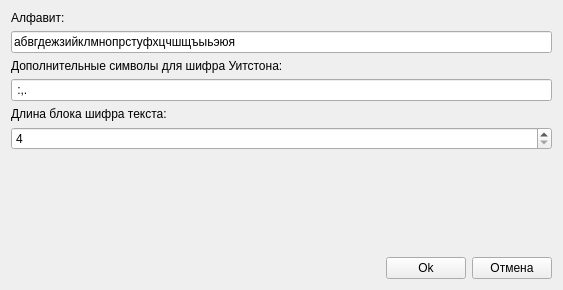
smarttowel/crypto, file settingsdialog.ui: the form before one commit.
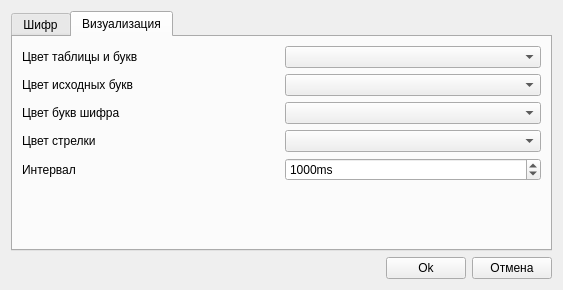
The form after the commit. The open tabs and pages were chosen to show the change.

Commit message: Added in settings dialog ability for choose colors visualization

Patch:
```diff
--- a/settingsdialog.ui
+++ b/settingsdialog.ui
@@ -13,7 +13,17 @@
   <property name="windowTitle">
    <string>Настройки</string>
   </property>
-  <layout class="QHBoxLayout" name="horizontalLayout">
+  <layout class="QVBoxLayout" name="verticalLayout_2">
+   <item>
+    <widget class="QTabWidget" name="tabWidget">
+     <property name="currentIndex">
+      <number>0</number>
+     </property>
+     <widget class="QWidget" name="tab">
+      <attribute name="title">
+       <string>Шифр</string>
+      </attribute>
+      <layout class="QHBoxLayout" name="horizontalLayout_3">
    <item>
     <layout class="QVBoxLayout" name="verticalLayout">
      <item>
@@ -26,7 +36,7 @@
      <item>
       <widget class="QLineEdit" name="alphabetLineEdit">
        <property name="text">
-        <string>абвгдежзийклмнопрстуфхцчшщъыьэюя</string>
+            <string/>
        </property>
       </widget>
      </item>
@@ -40,7 +50,7 @@
      <item>
       <widget class="QLineEdit" name="extAlphabetLineEdit">
        <property name="text">
-        <string> :,.</string>
+            <string/>
        </property>
       </widget>
      </item>
@@ -81,6 +91,122 @@
        </property>
       </widget>
      </item>
+        </layout>
+       </item>
+      </layout>
+     </widget>
+     <widget class="QWidget" name="tab_2">
+      <attribute name="title">
+       <string>Визуализация</string>
+      </attribute>
+      <layout class="QVBoxLayout" name="verticalLayout_4">
+       <item>
+        <layout class="QVBoxLayout" name="verticalLayout_3">
+         <item>
+          <layout class="QHBoxLayout" name="horizontalLayout_6">
+           <item>
+            <widget class="QLabel" name="label_4">
+             <property name="text">
+              <string>Цвет таблицы и букв</string>
+             </property>
+            </widget>
+           </item>
+           <item>
+            <widget class="QComboBox" name="tableColorComboBox"/>
+           </item>
+          </layout>
+         </item>
+         <item>
+          <layout class="QHBoxLayout" name="horizontalLayout_5">
+           <item>
+            <widget class="QLabel" name="label_5">
+             <property name="text">
+              <string>Цвет исходных букв</string>
+             </property>
+            </widget>
+           </item>
+           <item>
+            <widget class="QComboBox" name="inCharsColorComboBox"/>
+           </item>
+          </layout>
+         </item>
+         <item>
+          <layout class="QHBoxLayout" name="horizontalLayout_4">
+           <item>
+            <widget class="QLabel" name="label_6">
+             <property name="text">
+              <string>Цвет букв шифра</string>
+             </property>
+            </widget>
+           </item>
+           <item>
+            <widget class="QComboBox" name="outCharsColorComboBox"/>
+           </item>
+          </layout>
+         </item>
+         <item>
+          <layout class="QHBoxLayout" name="horizontalLayout">
+           <item>
+            <widget class="QLabel" name="label_7">
+             <property name="text">
+              <string>Цвет стрелки</string>
+             </property>
+            </widget>
+           </item>
+           <item>
+            <widget class="QComboBox" name="ArrowColorComboBox"/>
+           </item>
+          </layout>
+         </item>
+         <item>
+          <layout class="QHBoxLayout" name="horizontalLayout_8">
+           <item>
+            <widget class="QLabel" name="label_8">
+             <property name="text">
+              <string>Интервал</string>
+             </property>
+            </widget>
+           </item>
+           <item>
+            <widget class="QSpinBox" name="intervalSpinBox">
+             <property name="suffix">
+              <string>ms</string>
+             </property>
+             <property name="minimum">
+              <number>100</number>
+             </property>
+             <property name="maximum">
+              <number>10000</number>
+             </property>
+             <property name="singleStep">
+              <number>100</number>
+             </property>
+             <property name="value">
+              <number>1000</number>
+             </property>
+            </widget>
+           </item>
+          </layout>
+         </item>
+         <item>
+          <spacer name="verticalSpacer_2">
+           <property name="orientation">
+            <enum>Qt::Vertical</enum>
+           </property>
+           <property name="sizeHint" stdset="0">
+            <size>
+             <width>20</width>
+             <height>40</height>
+            </size>
+           </property>
+          </spacer>
+         </item>
+        </layout>
+       </item>
+      </layout>
+     </widget>
+    </widget>
+   </item>
      <item>
       <layout class="QHBoxLayout" name="horizontalLayout_2">
        <item>
@@ -109,8 +235,6 @@
           <string>Отмена</string>
          </property>
         </widget>
-       </item>
-      </layout>
      </item>
     </layout>
    </item>
```
Lines whose indentation alone changed are shown as unchanged. The commit also changes 13 other files.
